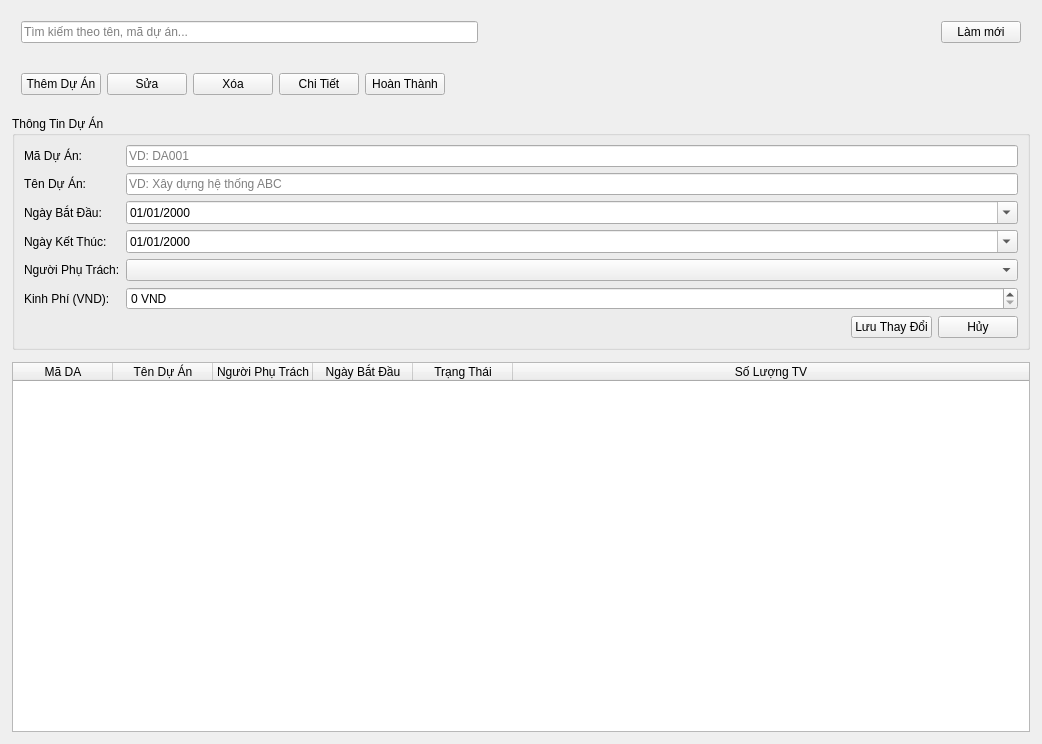
Before: the Qt Designer form GD_QLDuAn.ui in BTL-DSA-OOP/QLNS_GD, drawn with Qt 5.
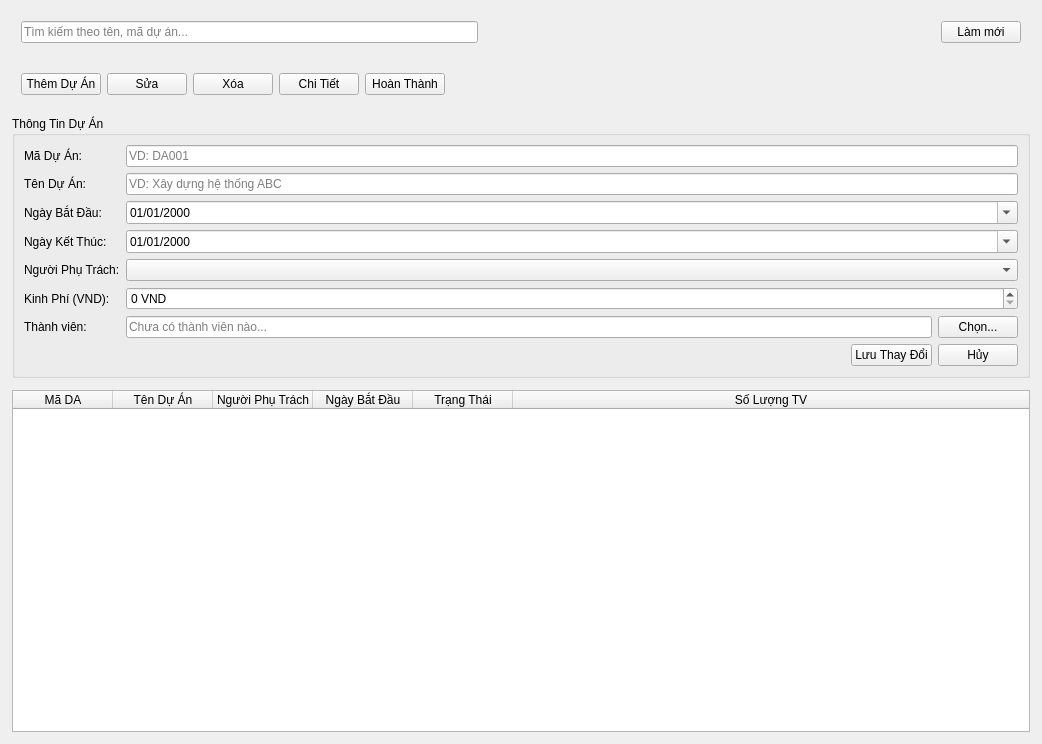
After: the same form once the commit is applied. Icons and pictures are not drawn.

```diff
--- a/GD_QLDuAn.ui
+++ b/GD_QLDuAn.ui
@@ -253,7 +253,39 @@
           </property>
          </widget>
         </item>
-       </layout>
+        <item row="6" column="0">
+         <widget class="QLabel" name="label_members">
+          <property name="text">
+           <string>Thành viên:</string>
+          </property>
+         </widget>
+        </item>
+        <item row="6" column="1">
+         <layout class="QHBoxLayout" name="horizontalLayout_members">
+          <item>
+           <widget class="QLineEdit" name="txtMembers">
+            <property name="readOnly">
+             <bool>true</bool>
+            </property>
+            <property name="placeholderText">
+             <string>Chưa có thành viên nào...</string>
+            </property>
+           </widget>
+          </item>
+          <item>
+           <widget class="QPushButton" name="btnSelectMembers">
+            <property name="text">
+             <string>Chọn...</string>
+            </property>
+            <property name="icon">
+             <iconset resource="icons.qrc">
+              <normaloff>:/icons/users.svg</normaloff>:/icons/users.svg</iconset>
+            </property>
+           </widget>
+          </item>
+         </layout>
+        </item>
+        </layout>
       </item>
       <item>
        <layout class="QHBoxLayout" name="horizontalLayout">
```
Left out of the diff: 12 changed lines with no effect on the pictures.
